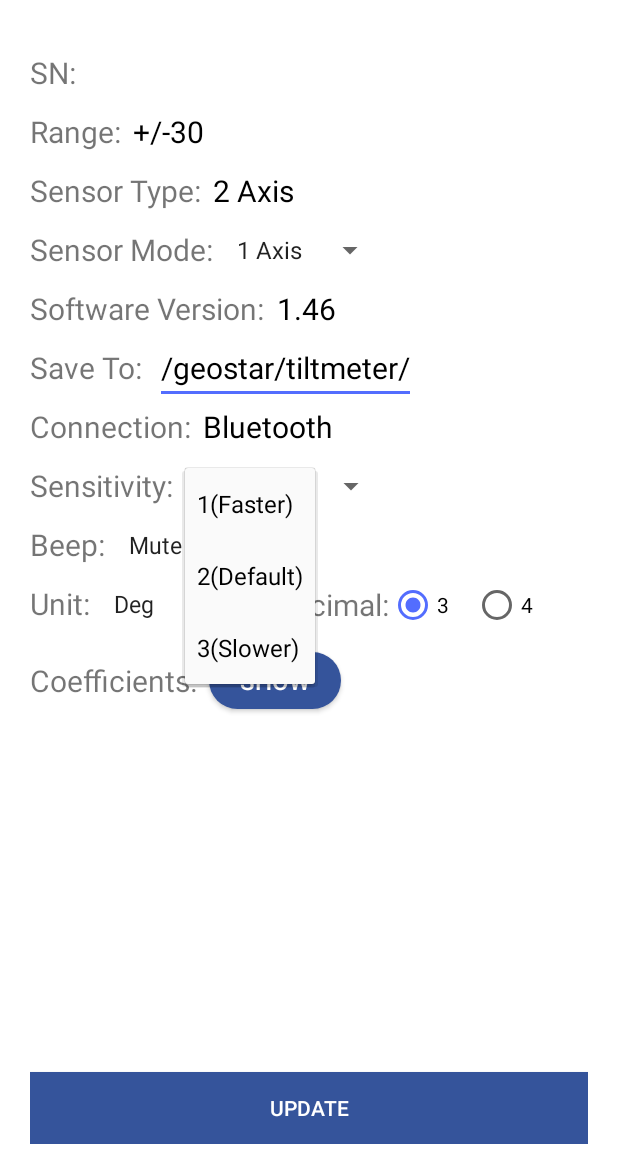
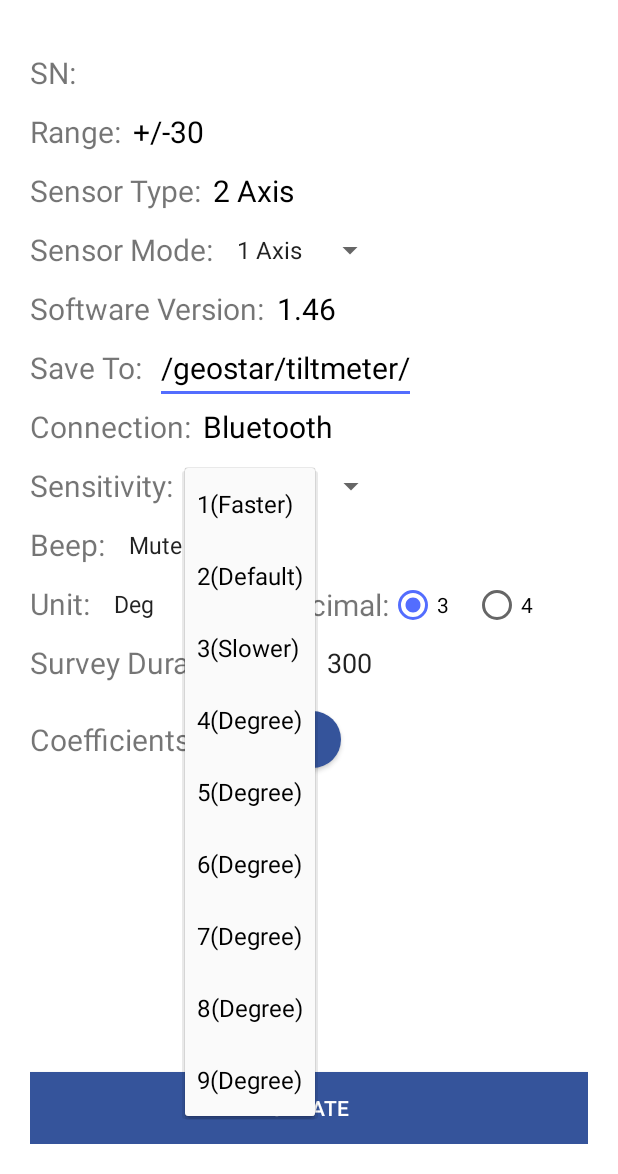
Before and after one commit to liangperfect/BluePro, an Android app: the SettingActivity screen opened directly, with no data from a screen before it, after a tap on "1(Faster)", on a phone screen of 412 x 824 dp, the part 62-1236 px from its top. Run offline under Robolectric (Android 15) with nearby library versions, the phone set to English and light mode, and no system bars; our stand-ins replace ButterKnife; 1 statement that could not run was skipped.

Commit message:
1.快速切换界面时候出现闪退加容错机制 2.Survey的实时界面循环发送时间间隔及判断精度修改

```diff
--- a/app/src/main/java/com/vitalong/bluetest2/Utils/Constants.java
+++ b/app/src/main/java/com/vitalong/bluetest2/Utils/Constants.java
@@ -260,7 +260,7 @@ public class Constants {
     public static String BEEP_KEY = "beep";
     public static String UNIT_KEY = "unit";
     public static String DECIMAL = "decimal"; //只用于记录Deg的类型，Raw默认就是0
-
+    public static String SURVEY_DURATION = "survey_duration";
     //各模式参数
     public static int SFMODE_1AXIS = 0; //"1 Axis"
     public static int SFMODE_2AXIS = 1; //"2 Axis"
@@ -268,6 +268,12 @@ public class Constants {
     public static int SENSITVITY_1_FASTER = 0; //1(Faster)
     public static int SENSITVITY_2_DEFAULT = 1; //2(Default)
     public static int SENSITVITY_3_SLOWER = 2; //3(Slower)
+    public static int SENSITVITY_4_DEGREE = 3; //4
+    public static int SENSITVITY_5_DEGREE = 4; //5
+    public static int SENSITVITY_6_DEGREE = 5; //6
+    public static int SENSITVITY_7_DEGREE = 6; //7
+    public static int SENSITVITY_8_DEGREE = 7; //8
+    public static int SENSITVITY_9_DEGREE = 8; //9
     //"Mute", "TypeA", "TypeB", "TypeC", "TypeD", "TypeE"
     public static int BEEP_MUTE = 0; //"Mute"
     public static int BEEP_TYPEA = 1; //"TypeA"
--- a/app/src/main/java/com/vitalong/bluetest2/bluepro/SettingActivity.java
+++ b/app/src/main/java/com/vitalong/bluetest2/bluepro/SettingActivity.java
@@ -10,6 +10,7 @@ import android.widget.AdapterView;
 import android.widget.ArrayAdapter;
 import android.widget.Button;
 import android.widget.CompoundButton;
+import android.widget.EditText;
 import android.widget.RadioButton;
 import android.widget.RadioGroup;
 import android.widget.Spinner;
@@ -51,6 +52,8 @@ public class SettingActivity extends MyBaseActivity2 {
     public RadioButton radio1Button;
     @Bind(R.id.radio2)
     public RadioButton radio2Button;
+    @Bind(R.id.edtSurveyDuration)
+    public EditText edtSurveyDuration;
     private int sensorModeValue = 0;
     private int sensitivityValue = 0;
     private int beepValue = 0;
@@ -60,7 +63,7 @@ public class SettingActivity extends MyBaseActivity2 {
     private SettingHandler settingHandler;
     String[] sfMode = new String[]{"1 Axis", "2 Axis"};
     String filePath = "/geostar/tiltmeter/";
-    String[] ctype = new String[]{"1(Faster)", "2(Default)", "3(Slower)"};
+    String[] ctype = new String[]{"1(Faster)", "2(Default)", "3(Slower)", "4(Degree)", "5(Degree)", "6(Degree)", "7(Degree)", "8(Degree)", "9(Degree)"};
     String[] ctype2 = new String[]{"Mute", "TypeA", "TypeB", "TypeC", "TypeD", "TypeE"};
     String[] ctype3 = new String[]{"Deg", "Raw"};
     //    String[] ctype4ByDeg = new String[]{"3", "4"};
@@ -89,6 +92,8 @@ public class SettingActivity extends MyBaseActivity2 {
         beepValue = (int) SharedPreferencesUtil.getData(Constants.BEEP_KEY, 0);
         unitValue = (int) SharedPreferencesUtil.getData(Constants.UNIT_KEY, 0);
         decimalValue = (int) SharedPreferencesUtil.getData(Constants.DECIMAL, 3);
+        int duration = (int) SharedPreferencesUtil.getData(Constants.SURVEY_DURATION, 300);
+        edtSurveyDuration.setText(String.valueOf(duration));
         SpSensorModeValue.setSelection(sensorModeValue);
         spSensitivityValue.setSelection(sensitivityValue);
         spBeepValue.setSelection(beepValue);
@@ -97,11 +102,14 @@ public class SettingActivity extends MyBaseActivity2 {
         btnUpdate.setOnClickListener(new View.OnClickListener() {
             @Override
             public void onClick(View v) {
+                //获取Survey界面发送命令的时间间隔
+                String duration = edtSurveyDuration.getText().toString();
                 SharedPreferencesUtil.putData(Constants.SENSORMODE_KEY, sensorModeValue);
                 SharedPreferencesUtil.putData(Constants.SENSITIVITY_KEY, sensitivityValue);
                 SharedPreferencesUtil.putData(Constants.BEEP_KEY, beepValue);
                 SharedPreferencesUtil.putData(Constants.UNIT_KEY, unitValue);
                 SharedPreferencesUtil.putData(Constants.DECIMAL, decimalValue);
+                SharedPreferencesUtil.putData(Constants.SURVEY_DURATION, Integer.valueOf(duration));
                 SettingActivity.this.finish();
                 Toast.makeText(SettingActivity.this, "Setting success", Toast.LENGTH_SHORT).show();
             }
--- a/app/src/main/res/layout/activity_save_data.xml
+++ b/app/src/main/res/layout/activity_save_data.xml
@@ -47,7 +47,7 @@
             android:id="@+id/tvSite"
             android:layout_width="wrap_content"
             android:layout_height="wrap_content"
-            android:text="Site:"
+            android:text="Site#:"
             android:textColor="@color/black"
             android:textSize="20sp"
             app:layout_constraintStart_toStartOf="parent"
--- a/app/src/main/res/layout/activity_setting.xml
+++ b/app/src/main/res/layout/activity_setting.xml
@@ -317,6 +317,30 @@
         </RadioGroup>
 
         <androidx.appcompat.widget.AppCompatTextView
+            android:id="@+id/tvSurveyTitle"
+            android:layout_width="wrap_content"
+            android:layout_height="wrap_content"
+            android:layout_marginTop="12dp"
+            android:text="Survey Duration(ms):"
+            android:textSize="20sp"
+            app:layout_constraintStart_toStartOf="@id/tvUnit"
+            app:layout_constraintTop_toBottomOf="@id/tvUnit" />
+
+        <androidx.appcompat.widget.AppCompatEditText
+            android:id="@+id/edtSurveyDuration"
+            android:layout_width="0dp"
+            android:layout_height="wrap_content"
+            android:layout_marginStart="12dp"
+            android:background="@null"
+            android:maxLength="3"
+            android:maxLines="1"
+            android:text="300"
+            app:layout_constraintBottom_toBottomOf="@id/tvSurveyTitle"
+            app:layout_constraintEnd_toEndOf="parent"
+            app:layout_constraintStart_toEndOf="@id/tvSurveyTitle"
+            app:layout_constraintTop_toTopOf="@id/tvSurveyTitle" />
+
+        <androidx.appcompat.widget.AppCompatTextView
             android:id="@+id/tvCoefficients"
             android:layout_width="wrap_content"
             android:layout_height="wrap_content"
@@ -324,7 +348,7 @@
             android:text="Coefficients:"
             android:textSize="20sp"
             app:layout_constraintStart_toStartOf="parent"
-            app:layout_constraintTop_toBottomOf="@id/tvUnit" />
+            app:layout_constraintTop_toBottomOf="@id/tvSurveyTitle" />
 
         <androidx.appcompat.widget.AppCompatButton
             android:id="@+id/btnCoefficients"
--- a/app/src/main/res/layout/activity_survey.xml
+++ b/app/src/main/res/layout/activity_survey.xml
@@ -328,7 +328,7 @@
             android:layout_width="match_parent"
             android:layout_height="wrap_content"
             android:background="#EE7600"
-            android:text="LADING..."
+            android:text="LOADING..."
             android:textSize="18sp"
             app:layout_constraintBottom_toBottomOf="parent"
             app:layout_constraintEnd_toEndOf="parent"
```
Also changed, not shown: app/src/main/java/com/vitalong/bluetest2/bluepro/SaveDataActivity.java (+13 -8 lines), app/src/main/java/com/vitalong/bluetest2/bluepro/SurveyActivity.java (+17 -4 lines).
